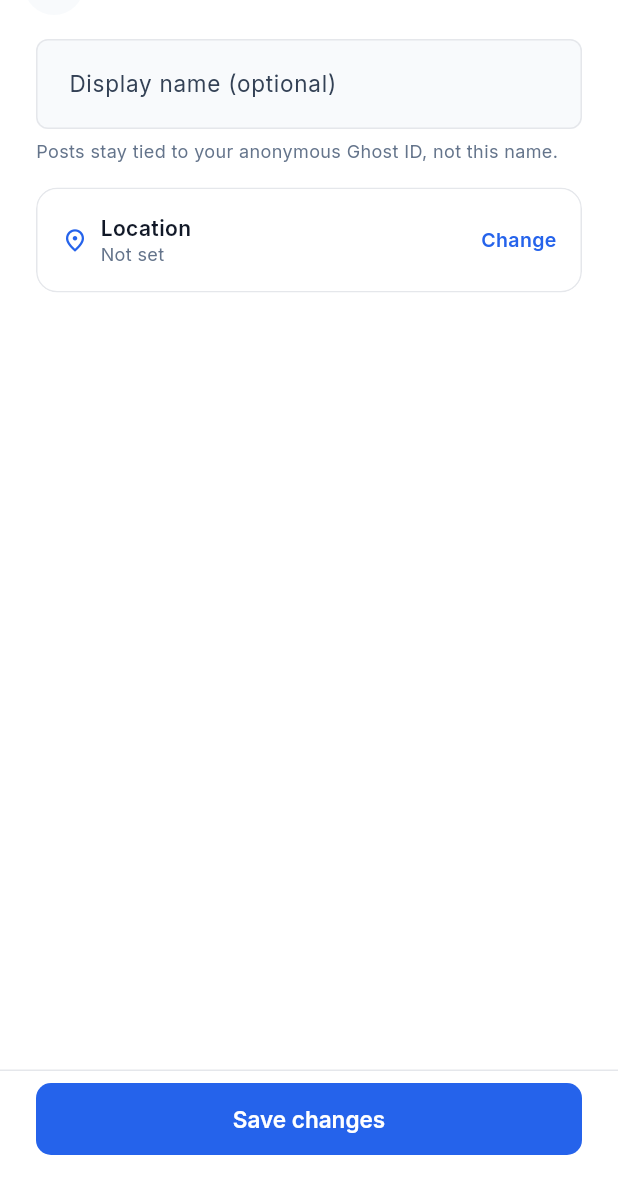
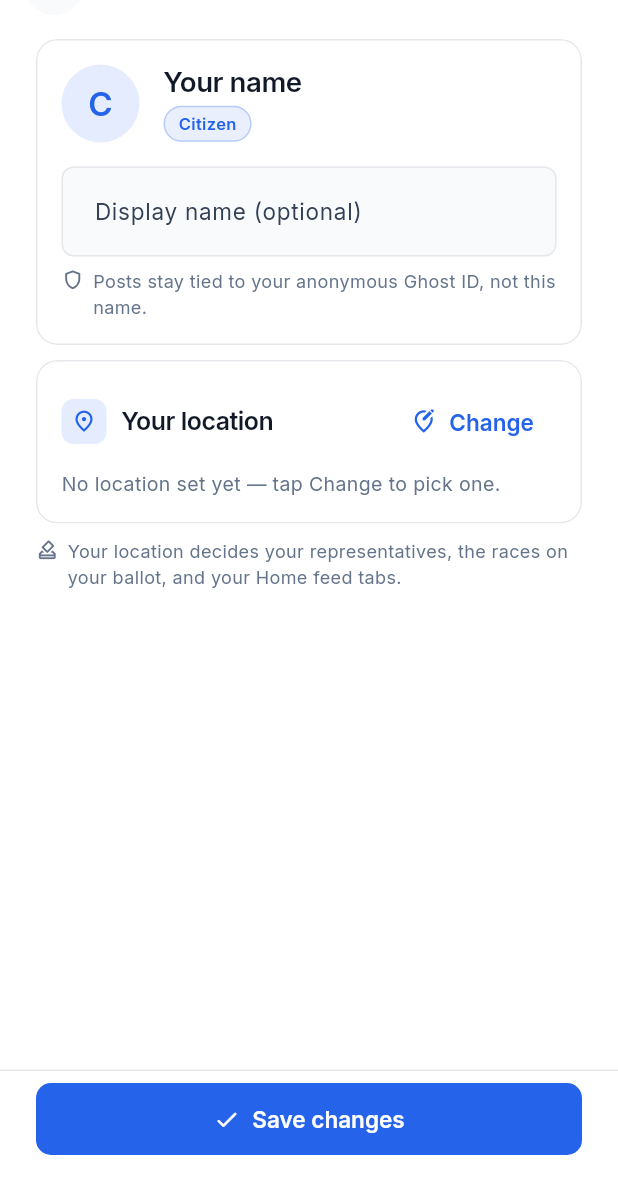
Before and after one commit to vmn2k4/srinath_choseno, a Flutter app: the EditProfileScreen screen opened by its route, on a phone screen of 412 x 824 dp, the part 57-1236 px from its top. Run offline on Flutter 3.47's test engine with Material 3 defaults, Android fonts, the phone set to English and light mode, and no system bars; our stand-ins replace app_links, flutter_dotenv, flutter_map, flutter_riverpod, flutter_secure_storage, geolocator and 6 more; accounts and stored records are empty; project files that could hold a hidden picture were left out.

Commit message:
Edit profile: same name + location form for citizens and politicians; photo/party/education/hometown/bio hidden; polished cards with boundary chips
Co-Authored-By: Claude Sonnet 5.5 <noreply@anthropic.com>

```diff
--- a/mobile/lib/presentation/features/profile/screens/edit_profile_screen.dart
+++ b/mobile/lib/presentation/features/profile/screens/edit_profile_screen.dart
@@ -1,22 +1,19 @@
-// Edit profile — one compact form (no wizard). Name, photo and, for
-// politicians, party / education / hometown / bio; the location is a
-// collapsed row that opens the map only when you want to change it. Save is
-// pinned at the bottom. (The multi-step flow lives on in Onboarding, where
-// it makes sense for a first-time user.)
+// Edit profile — ONE form for everyone (citizen and politician alike): your
+// name and your location. Photo, party, education, hometown and bio are not
+// editable here (politicians keep whatever they already have — the save only
+// writes the fields this form changes). Location is a card that opens the map
+// on demand; Save is pinned at the bottom.
 import 'package:flutter/material.dart';
 import 'package:flutter_riverpod/flutter_riverpod.dart';
 import 'package:latlong2/latlong.dart';
 
 import '../../../../core/theme/app_theme.dart';
 import '../../../../core/theme/theme_config.dart';
-import '../../../../core/utils/avatar_picker.dart';
 import '../../../../core/widgets/widgets.dart';
 import '../../../../domain/profile/entities/user_profile.dart';
 import '../../../common/widgets/detail_app_bar.dart';
 import '../../location/widgets/address_search_field.dart';
 import '../../location/widgets/location_picker_map.dart';
-import '../../onboarding/widgets/step_political_details.dart'
-    show politicalPartiesForCountryProvider;
 import '../providers/edit_profile_providers.dart';
 
 class EditProfileScreen extends ConsumerStatefulWidget {
@@ -60,39 +57,20 @@ class _EditForm extends ConsumerStatefulWidget {
 
 class _EditFormState extends ConsumerState<_EditForm> {
   late final TextEditingController _name;
-  late final TextEditingController _education;
-  late final TextEditingController _hometown;
-  late final TextEditingController _bio;
   bool _mapOpen = false;
 
   @override
   void initState() {
     super.initState();
-    final s = ref.read(editProfileControllerProvider);
-    _name = TextEditingController(text: s.fullName);
-    _education = TextEditingController(text: s.education);
-    _hometown = TextEditingController(text: s.hometown);
-    _bio = TextEditingController(text: s.bio);
+    _name = TextEditingController(
+      text: ref.read(editProfileControllerProvider).fullName,
+    );
   }
 
   @override
   void dispose() {
     _name.dispose();
-    _education.dispose();
-    _hometown.dispose();
-    _bio.dispose();
     super.dispose();
-  }
-
-  Future<void> _pickAvatar() async {
-    final controller = ref.read(editProfileControllerProvider.notifier);
-    final picked = await pickAvatarFromGallery();
-    if (picked == null) return;
-    if (picked.error != null) {
-      controller.setAvatarError(picked.error!);
-      return;
-    }
-    await controller.uploadAvatar(picked.photo!.bytes, picked.photo!.extension);
   }
 
   Future<void> _save() async {
@@ -106,14 +84,16 @@ class _EditFormState extends ConsumerState<_EditForm> {
     final s = ref.watch(editProfileControllerProvider);
     final c = ref.read(editProfileControllerProvider.notifier);
     final isPolitician = s.role == UserRole.politician;
-    final parties = isPolitician
-        ? ref.watch(politicalPartiesForCountryProvider(s.country))
-        : null;
 
-    final boundaryNames = s.matchedBoundaries
-        .map((b) => b.name)
-        .toSet()
+    final seen = <String>{};
+    final boundaries = s.matchedBoundaries
+        .where((b) => seen.add(b.name))
         .toList();
+    final initial =
+        (_name.text.trim().isNotEmpty
+                ? _name.text.trim()[0]
+                : (isPolitician ? 'P' : 'C'))
+            .toUpperCase();
 
     return Column(
       children: [
@@ -126,191 +106,135 @@ class _EditFormState extends ConsumerState<_EditForm> {
               ChosenoSpacing.md,
             ),
             children: [
-              // Photo (politicians) + name, side by side.
-              Row(
-                crossAxisAlignment: CrossAxisAlignment.center,
-                children: [
-                  if (isPolitician) ...[
-                    GestureDetector(
-                      onTap: s.uploadingAvatar ? null : _pickAvatar,
-                      child: Stack(
-                        alignment: Alignment.bottomRight,
-                        children: [
-                          AppAvatar(
-                            imageUrl: s.avatarUrl,
-                            fallbackText: s.fullName,
-                            radius: 30,
-                          ),
-                          Container(
-                            padding: const EdgeInsets.all(4),
-                            decoration: BoxDecoration(
-                              color: palette.primary,
-                              shape: BoxShape.circle,
-                              border: Border.all(
-                                color: palette.surface,
-                                width: 2,
-                              ),
-                            ),
-                            child: s.uploadingAvatar
-                                ? SizedBox(
-                                    width: 12,
-                                    height: 12,
-                                    child: CircularProgressIndicator(
-                                      strokeWidth: 2,
-                                      color: palette.textOnPrimary,
-                                    ),
-                                  )
-                                : Icon(
-                                    Icons.photo_camera,
-                                    size: 12,
-                                    color: palette.textOnPrimary,
-                                  ),
-                          ),
-                        ],
-                      ),
-                    ),
-                    const SizedBox(width: ChosenoSpacing.md),
-                  ],
-                  Expanded(
-                    child: AppTextField(
-                      label: isPolitician
-                          ? 'Public full name'
-                          : 'Display name (optional)',
-                      controller: _name,
-                      onChanged: c.setFullName,
-                    ),
-                  ),
-                ],
-              ),
-              if (s.avatarError != null)
-                Padding(
-                  padding: const EdgeInsets.only(top: ChosenoSpacing.xs),
-                  child: Text(
-                    s.avatarError!,
-                    style: ChosenoTypography.body(
-                      color: palette.danger,
-                      fontSize: 12,
-                    ),
-                  ),
-                ),
-              if (!isPolitician)
-                Padding(
-                  padding: const EdgeInsets.only(top: ChosenoSpacing.xs + 2),
-                  child: Text(
-                    'Posts stay tied to your anonymous Ghost ID, not this name.',
-                    style: ChosenoTypography.body(
-                      color: palette.textMuted,
-                      fontSize: 12,
-                    ),
-                  ),
-                ),
-              if (isPolitician) ...[
-                const SizedBox(height: ChosenoSpacing.md),
-                parties!.when(
-                  data: (list) => DropdownButtonFormField<int?>(
-                    initialValue: s.politicalPartyId,
-                    isExpanded: true,
-                    decoration: const InputDecoration(
-                      labelText: 'Political party',
-                    ),
-                    items: [
-                      const DropdownMenuItem<int?>(
-                        value: null,
-                        child: Text('Independent / none'),
-                      ),
-                      ...list.map(
-                        (p) => DropdownMenuItem<int?>(
-                          value: p.id,
-                          child: Text(p.name, overflow: TextOverflow.ellipsis),
-                        ),
-                      ),
-                    ],
-                    onChanged: c.setPoliticalPartyId,
-                  ),
-                  loading: () => const LinearProgressIndicator(minHeight: 2),
-                  error: (_, _) => Text(
-                    'Could not load parties.',
-                    style: ChosenoTypography.body(color: palette.danger),
-                  ),
-                ),
-                const SizedBox(height: ChosenoSpacing.md),
-                AppTextField(
-                  label: 'Education',
-                  controller: _education,
-                  onChanged: c.setEducation,
-                ),
-                const SizedBox(height: ChosenoSpacing.md),
-                AppTextField(
-                  label: 'Hometown',
-                  controller: _hometown,
-                  onChanged: c.setHometown,
-                ),
-                const SizedBox(height: ChosenoSpacing.md),
-                TextField(
-                  controller: _bio,
-                  onChanged: c.setBio,
-                  minLines: 3,
-                  maxLines: 4,
-                  decoration: const InputDecoration(
-                    labelText: 'Bio / platform',
-                    alignLabelWithHint: true,
-                  ),
-                ),
-              ],
-              const SizedBox(height: ChosenoSpacing.md),
-              // Location: one row; the map opens on demand.
+              // Identity: a tinted initial, the role, and the name field.
               AppCard(
                 padding: const EdgeInsets.all(ChosenoSpacing.md),
                 child: Column(
                   crossAxisAlignment: CrossAxisAlignment.stretch,
                   children: [
-                    InkWell(
-                      onTap: () => setState(() => _mapOpen = !_mapOpen),
-                      child: Row(
+                    Row(
                       children: [
-                          Icon(
-                            Icons.place_outlined,
-                            size: 18,
+                        Container(
+                          width: 52,
+                          height: 52,
+                          alignment: Alignment.center,
+                          decoration: BoxDecoration(
+                            color: palette.primary.withValues(alpha: 0.12),
+                            shape: BoxShape.circle,
+                          ),
+                          child: Text(
+                            initial,
+                            style: ChosenoTypography.display(
                               color: palette.primary,
+                              fontSize: 24,
                             ),
-                          const SizedBox(width: ChosenoSpacing.sm),
+                          ),
+                        ),
+                        const SizedBox(width: ChosenoSpacing.md),
                         Expanded(
                           child: Column(
                             crossAxisAlignment: CrossAxisAlignment.start,
                             children: [
                               Text(
-                                  'Location',
-                                  style: ChosenoTypography.body(
+                                'Your name',
+                                style: ChosenoTypography.display(
                                   color: palette.textMain,
-                                    fontWeight: FontWeight.w600,
-                                    fontSize: 14,
+                                  fontSize: 20,
                                 ),
                               ),
-                                Text(
-                                  boundaryNames.isEmpty
-                                      ? 'Not set'
-                                      : boundaryNames.join(' · '),
-                                  maxLines: 2,
-                                  overflow: TextOverflow.ellipsis,
-                                  style: ChosenoTypography.body(
-                                    color: palette.textMuted,
-                                    fontSize: 12,
-                                    height: 1.3,
+                              const SizedBox(height: 4),
+                              AppBadge(
+                                label: isPolitician ? 'Politician' : 'Citizen',
+                                tone: AppBadgeTone.primary,
+                                size: AppBadgeSize.xs,
+                              ),
+                            ],
                           ),
                         ),
                       ],
                     ),
+                    const SizedBox(height: ChosenoSpacing.md),
+                    AppTextField(
+                      label: isPolitician
+                          ? 'Public full name'
+                          : 'Display name (optional)',
+                      controller: _name,
+                      onChanged: (v) {
+                        c.setFullName(v);
+                        setState(() {});
+                      },
                     ),
-                          Text(
-                            _mapOpen ? 'Done' : 'Change',
-                            style: ChosenoTypography.body(
-                              color: palette.primary,
-                              fontWeight: FontWeight.w600,
-                              fontSize: 13,
-                            ),
+                    const SizedBox(height: ChosenoSpacing.sm),
+                    _Note(
+                      icon: isPolitician ? Icons.public : Icons.shield_outlined,
+                      text: isPolitician
+                          ? 'Shown on your public wall.'
+                          : 'Posts stay tied to your anonymous Ghost ID, not this name.',
                     ),
                   ],
                 ),
+              ),
+              const SizedBox(height: ChosenoSpacing.sm + 2),
+              // Location: boundaries as chips; the map opens on demand.
+              AppCard(
+                padding: const EdgeInsets.all(ChosenoSpacing.md),
+                child: Column(
+                  crossAxisAlignment: CrossAxisAlignment.stretch,
+                  children: [
+                    Row(
+                      children: [
+                        Container(
+                          width: 30,
+                          height: 30,
+                          decoration: BoxDecoration(
+                            color: palette.primary.withValues(alpha: 0.12),
+                            borderRadius: BorderRadius.circular(8),
+                          ),
+                          child: Icon(
+                            Icons.place_outlined,
+                            size: 17,
+                            color: palette.primary,
+                          ),
+                        ),
+                        const SizedBox(width: ChosenoSpacing.sm + 2),
+                        Expanded(
+                          child: Text(
+                            'Your location',
+                            style: ChosenoTypography.display(
+                              color: palette.textMain,
+                              fontSize: 18,
+                            ),
+                          ),
+                        ),
+                        TextButton.icon(
+                          onPressed: () => setState(() => _mapOpen = !_mapOpen),
+                          icon: Icon(
+                            _mapOpen
+                                ? Icons.expand_less_rounded
+                                : Icons.edit_location_alt_outlined,
+                            size: 18,
+                          ),
+                          label: Text(_mapOpen ? 'Done' : 'Change'),
+                        ),
+                      ],
+                    ),
+                    const SizedBox(height: ChosenoSpacing.sm),
+                    if (boundaries.isEmpty)
+                      Text(
+                        'No location set yet — tap Change to pick one.',
+                        style: ChosenoTypography.body(
+                          color: palette.textMuted,
+                          fontSize: 13,
+                        ),
+                      )
+                    else
+                      Wrap(
+                        spacing: ChosenoSpacing.xs + 2,
+                        runSpacing: ChosenoSpacing.xs + 2,
+                        children: [
+                          for (final b in boundaries)
+                            _BoundaryChip(name: b.name, type: b.boundaryType),
+                        ],
                       ),
                     if (_mapOpen) ...[
                       const SizedBox(height: ChosenoSpacing.md),
@@ -350,6 +274,12 @@ class _EditFormState extends ConsumerState<_EditForm> {
                   ],
                 ),
               ),
+              const SizedBox(height: ChosenoSpacing.sm + 2),
+              const _Note(
+                icon: Icons.how_to_vote_outlined,
+                text:
+                    'Your location decides your representatives, the races on your ballot, and your Home feed tabs.',
+              ),
             ],
           ),
         ),
@@ -382,6 +312,7 @@ class _EditFormState extends ConsumerState<_EditForm> {
                 ),
               AppButton(
                 label: 'Save changes',
+                icon: Icons.check_rounded,
                 loading: s.saving,
                 onPressed: s.saving ? null : _save,
               ),
@@ -392,3 +323,82 @@ class _EditFormState extends ConsumerState<_EditForm> {
     );
   }
 }
+
+/// A one-line hint: small icon + muted text.
+class _Note extends StatelessWidget {
+  const _Note({required this.icon, required this.text});
+
+  final IconData icon;
+  final String text;
+
+  @override
+  Widget build(BuildContext context) {
+    final palette = ChosenoTheme.of(context);
+    return Row(
+      crossAxisAlignment: CrossAxisAlignment.start,
+      children: [
+        Icon(icon, size: 15, color: palette.textMuted),
+        const SizedBox(width: ChosenoSpacing.xs + 2),
+        Expanded(
+          child: Text(
+            text,
+            style: ChosenoTypography.body(
+              color: palette.textMuted,
+              fontSize: 12,
+              height: 1.4,
+            ),
+          ),
+        ),
+      ],
+    );
+  }
+}
+
+/// A boundary as a soft chip: layers icon, name, and its level in muted text.
+class _BoundaryChip extends StatelessWidget {
+  const _BoundaryChip({required this.name, this.type});
+
+  final String name;
+  final String? type;
+
+  @override
+  Widget build(BuildContext context) {
+    final palette = ChosenoTheme.of(context);
+    return Container(
+      padding: const EdgeInsets.symmetric(horizontal: 10, vertical: 6),
+      decoration: BoxDecoration(
+        color: palette.surfaceHover,
+        borderRadius: BorderRadius.circular(ChosenoRadii.full),
+        border: Border.all(color: palette.borderLight),
+      ),
+      child: Row(
+        mainAxisSize: MainAxisSize.min,
+        children: [
+          Icon(Icons.layers_outlined, size: 13, color: palette.primary),
+          const SizedBox(width: 5),
+          Flexible(
+            child: Text(
+              name,
+              overflow: TextOverflow.ellipsis,
+              style: ChosenoTypography.body(
+                color: palette.textMain,
+                fontWeight: FontWeight.w600,
+                fontSize: 12,
+              ),
+            ),
+          ),
+          if (type != null) ...[
+            const SizedBox(width: 5),
+            Text(
+              type!,
+              style: ChosenoTypography.body(
+                color: palette.textMuted,
+                fontSize: 11,
+              ),
+            ),
+          ],
+        ],
+      ),
+    );
+  }
+}
```
Lines whose indentation alone changed are shown as unchanged.
